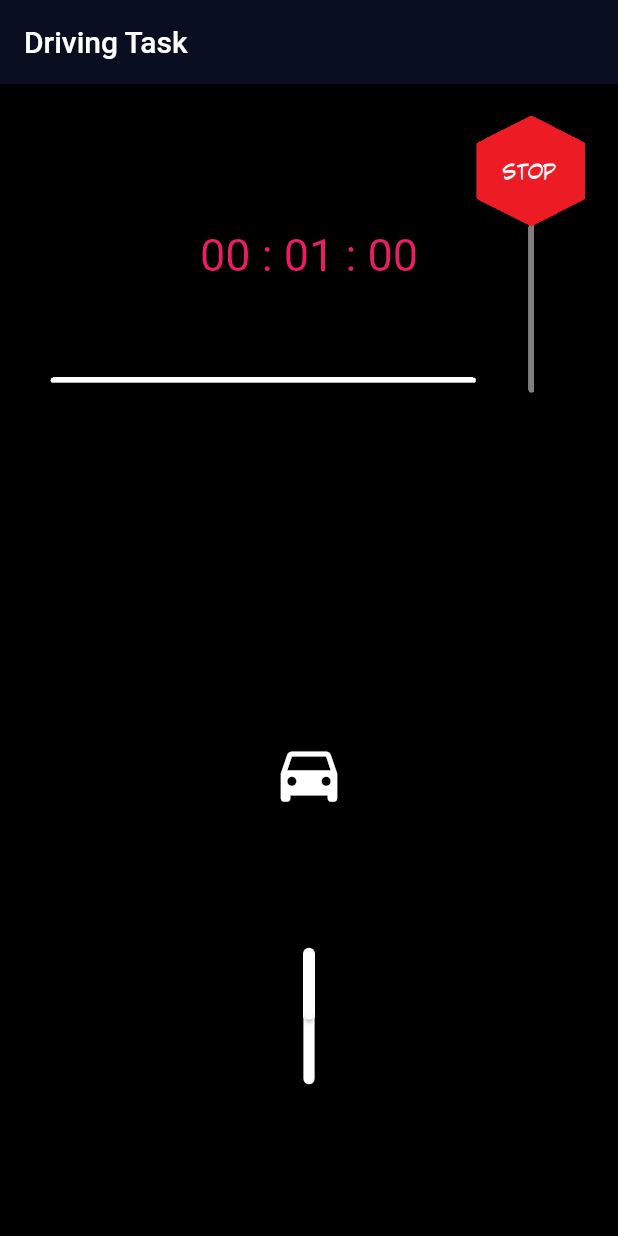
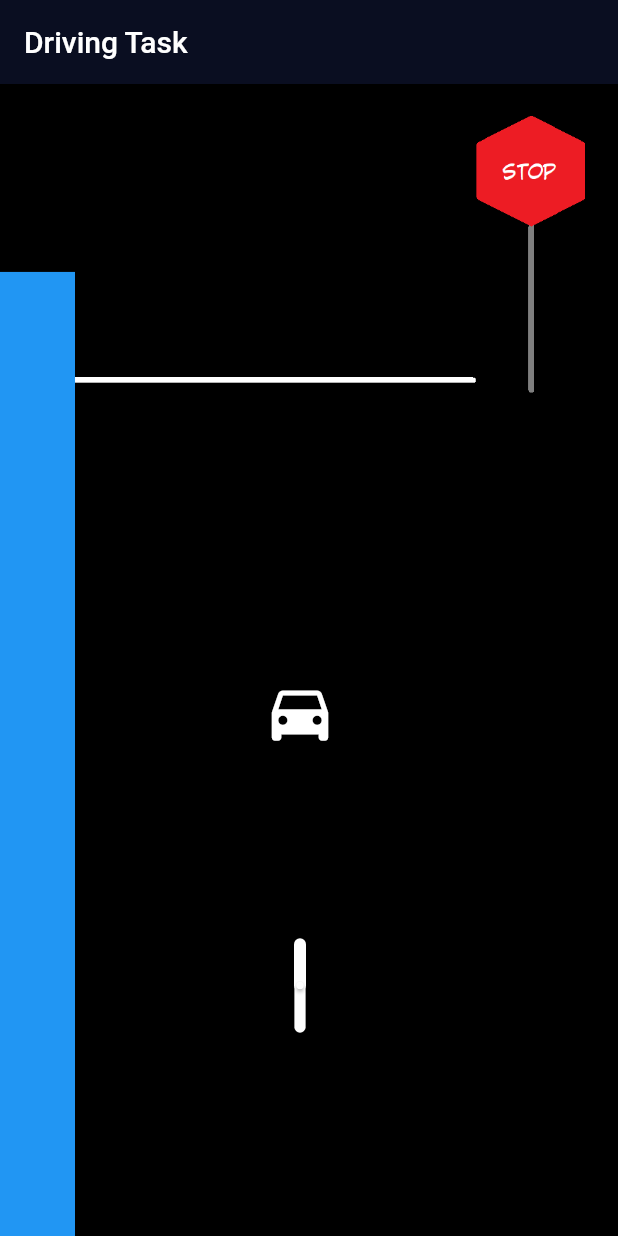
Before and after one commit to florencelarkin/ramp_task, a Flutter app: the screen it shows after launch, on a phone screen of 412 x 824 dp. Run offline on Flutter 3.47's test engine with Material 2 defaults, Android fonts, the phone set to English and light mode, and no system bars; drawn by our look-alikes of flutter_countdown_timer; our stand-ins replace sensors.

Commit message:
updated slider method and appearance

```diff
--- a/lib/main_page.dart
+++ b/lib/main_page.dart
@@ -1,6 +1,8 @@
+import 'package:flutter/cupertino.dart';
 import 'package:flutter/material.dart';
 import 'dart:math';
 import 'package:flutter_countdown_timer/flutter_countdown_timer.dart';
+
 
 class MainPage extends StatefulWidget {
   @override
@@ -9,22 +11,32 @@ class MainPage extends StatefulWidget {
 
 class _MainPageState extends State<MainPage> with TickerProviderStateMixin{
 
+  AnimationController _timerController;
+
   void initState() {
     super.initState();
-    _controller = AnimationController(duration: const Duration(seconds: 10),
+    _carController = AnimationController(duration: const Duration(seconds: 10),
         vsync: this)..repeat();
-
+    _timerController = AnimationController(duration: Duration(seconds: 10),
+        vsync: this);
+    _timerController.forward();
   }
 
-  AnimationController _controller;
+
+  AnimationController _carController;
   Stopwatch stopwatch = new Stopwatch()..start();
   int time = 0;
-  double width = 100.0;
   double carStartPos = -5.0;
   double joyStickPos = 0.0;
   double getCurrentPos = 10.0;
   double dy = 0.0;
-  int endTime = DateTime.now().millisecondsSinceEpoch + 1000 * 60;
+  Color timerColor = Colors.blue;
+
+  String get timerString {
+    Duration duration = _timerController.duration * _timerController.value;
+    print(_timerController.value);
+    return '${duration.inMinutes}:${(duration.inSeconds % 60).toString().padLeft(2, '0')}';
+  }
 
   double getPos (joyStick, currentPos) {
       dy = ((-.35*currentPos)+(-joyStick*50.0))*0.033;
@@ -32,8 +44,6 @@ class _MainPageState extends State<MainPage> with TickerProviderStateMixin{
       dy = ((-.35*getCurrentPos)+(-joyStick*50.0))*0.033;
     return dy;
   }
-
-
 
   @override
   Widget build(BuildContext context) {
@@ -47,18 +57,25 @@ class _MainPageState extends State<MainPage> with TickerProviderStateMixin{
           ),
         ),
 
-          child: Column(
+          child: Row(
+            crossAxisAlignment: CrossAxisAlignment.end,
+            children: <Widget>[
+              AnimatedBuilder(
+                animation: _timerController,
+                builder: (BuildContext context, Widget child) {
+                  return Container(
+                    color: timerColor,
+                    height: _timerController.value * MediaQuery.of(context).size.height,
+                    width: 50.0,
+                  );
+                },
+              ),
+              Column(
               mainAxisAlignment: MainAxisAlignment.spaceEvenly,
               children: <Widget>[
-            CountdownTimer(
-              endTime: endTime,
-              textStyle: TextStyle(fontSize: 30, color: Colors.pink),
-            ),
-            SizedBox(
-              height: 100.0,
-            ),
+                SizedBox(height:150.0),
                 AnimatedBuilder(
-              animation: _controller,
+                  animation: _carController,
                   child: Container(
                     width: 50.0,
                     height: 50.0,
@@ -74,6 +91,7 @@ class _MainPageState extends State<MainPage> with TickerProviderStateMixin{
                 ),
                 Container(
                   height: 100.0,
+                  width: 300.0,
                   child: Transform.scale(
                     scale: 0.25,
                     child: Transform.rotate(
@@ -94,22 +112,30 @@ class _MainPageState extends State<MainPage> with TickerProviderStateMixin{
                           onChanged: (double newValue) {
                             setState(() {
                               joyStickPos = newValue / 100;
-                            print(newValue);
+                              print(getCurrentPos);
                               dy = ((-.2*getCurrentPos)+(joyStickPos*50.0))*0.033;
                               getCurrentPos = dy + getCurrentPos;
+                              if (getCurrentPos < -80) {
+                                timerColor = Colors.green;
+                              }
+                              else {
+                                timerColor = Colors.blue;
+                              }
                             });
                           },
-                       /* onChangeEnd: (double newValue) {
+                          onChangeEnd: (double newValue) {
                             setState(() {
                               newValue = 0;
                             });
-                        },*/
+                          },
                         ),
                       ),
                     ),
                   ),
                 ),
               ],
+            ),],
+
           ),
       ),
     );
```
Lines whose indentation alone changed are shown as unchanged.
